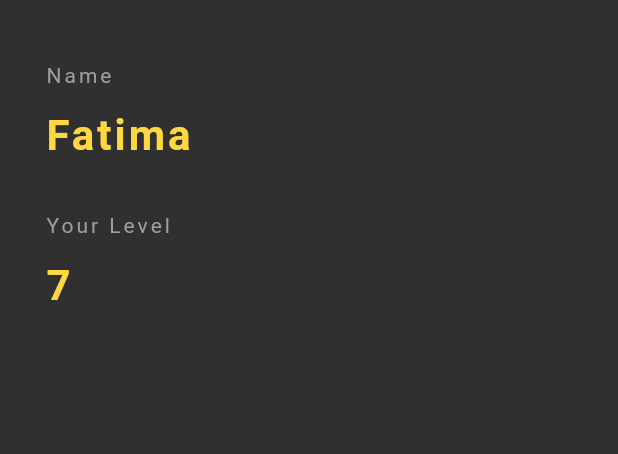
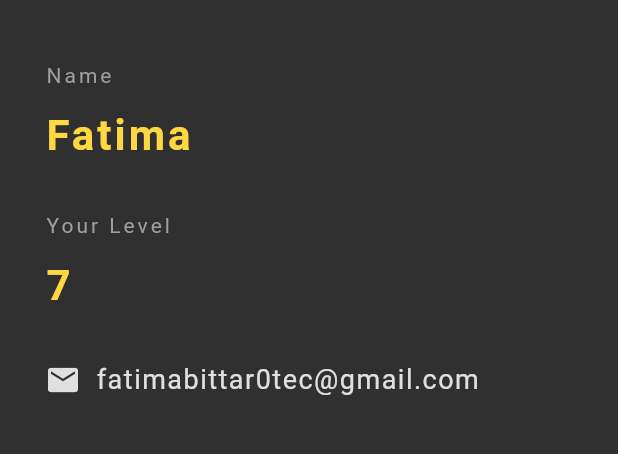
Before and after one commit to fatima-bittar/Beginner-Flutter-Project, a Flutter app: the screen it shows after launch, on a phone screen of 412 x 824 dp, the part 84-538 px from its top. Run offline on Flutter 3.47's test engine with Material 3 defaults, Android fonts, the phone set to English and light mode, and no system bars.

Commit message:
adding row nested inside column

```diff
--- a/lib/main.dart
+++ b/lib/main.dart
@@ -58,6 +58,23 @@ class BasicProject extends StatelessWidget {
               ), //TextStyle
             ), //Text
             SizedBox(height: 30.0,),
+            Row(
+              children: < Widget>[
+                Icon(
+                  Icons.email,
+                  color: Colors.grey[300]
+                ),// Icon
+                SizedBox(width: 10.0),
+                Text(
+                  'fatimabittar0tec@gmail.com',
+                  style: TextStyle(
+                    color: Colors.grey[300],
+                    fontSize: 18.0,
+                    letterSpacing: 1.0
+                  ),
+                )
+              ], //Widget[]
+            )//Row
           ], //Widget[]
         ),//Column
       ),//Padding
```
